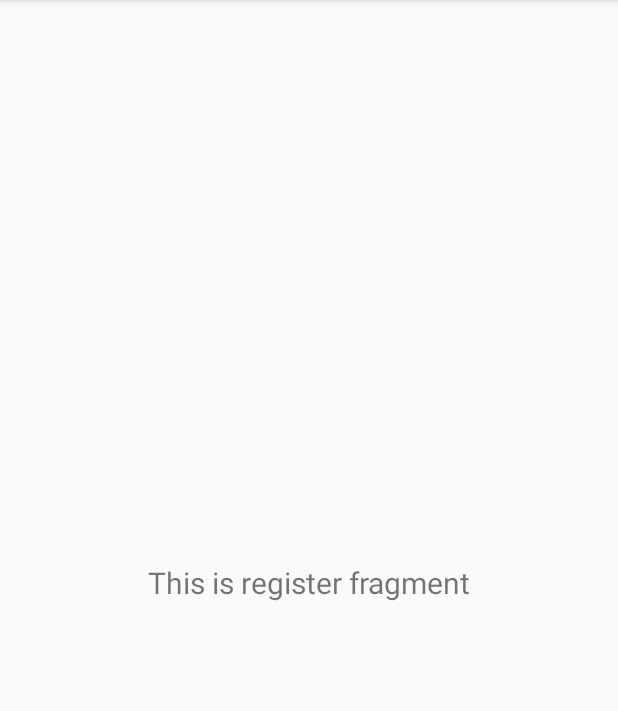
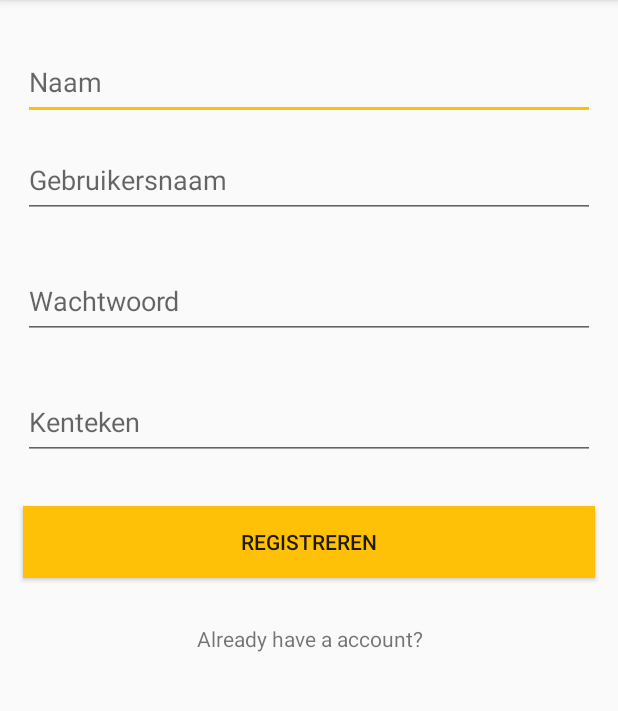
Before and after one commit to Deedss/CarSwipe, an Android app: the fragment RegisterFragment shown on its own in the app's theme, on a phone screen of 412 x 824 dp, the part 84-795 px from its top. Run offline under Robolectric (Android 15) with nearby library versions, the phone set to English and light mode, and no system bars.

Commit message:
Base Layout Register/Login

```diff
--- a/vroomrr-app/app/src/main/java/com/example/vroomrr/ui/register/RegisterFragment.java
+++ b/vroomrr-app/app/src/main/java/com/example/vroomrr/ui/register/RegisterFragment.java
@@ -22,14 +22,6 @@ public class RegisterFragment extends Fragment {
     public View onCreateView(@NonNull LayoutInflater inflater, ViewGroup container, Bundle savedInstanceState) {
         root = inflater.inflate(R.layout.fragment_register, container, false);
         registerViewModel = new ViewModelProvider(this).get(RegisterViewModel.class);
-        textView = root.findViewById(R.id.text_register);
-
-        registerViewModel.getText().observe(getViewLifecycleOwner(), new Observer<String>() {
-            @Override
-            public void onChanged(@Nullable String s) {
-                textView.setText(s);
-            }
-        });
 
         return root;
     }
--- a/vroomrr-app/app/src/main/java/com/example/vroomrr/ui/register/RegisterViewModel.java
+++ b/vroomrr-app/app/src/main/java/com/example/vroomrr/ui/register/RegisterViewModel.java
@@ -6,14 +6,7 @@ import androidx.lifecycle.ViewModel;
 
 public class RegisterViewModel extends ViewModel {
 
-    private MutableLiveData<String> mText;
-
     public RegisterViewModel() {
-        mText = new MutableLiveData<>();
-        mText.setValue("This is register fragment");
     }
 
-    public LiveData<String> getText() {
-        return mText;
-    }
 }
--- a/vroomrr-app/app/src/main/java/com/example/vroomrr/ui/swipe/SwipeFragment.java
+++ b/vroomrr-app/app/src/main/java/com/example/vroomrr/ui/swipe/SwipeFragment.java
@@ -22,14 +22,13 @@ public class SwipeFragment extends Fragment {
     private View root;
 
     public View onCreateView(@NonNull LayoutInflater inflater, ViewGroup container, Bundle savedInstanceState) {
-        root = inflater.inflate(R.layout.fragment_swipe, container, false);
+        root = inflater.inflate(R.layout.fragment_register, container, false);
         swipeViewModel = new ViewModelProvider(this).get(SwipeViewModel.class);
-        textView = root.findViewById(R.id.text_swipe);
 
         swipeViewModel.getText().observe(getViewLifecycleOwner(), new Observer<String>() {
             @Override
             public void onChanged(@Nullable String s) {
-                textView.setText(s);
+
             }
         });
 
--- a/vroomrr-app/app/src/main/res/layout/fragment_register.xml
+++ b/vroomrr-app/app/src/main/res/layout/fragment_register.xml
@@ -6,18 +6,72 @@
     android:layout_height="match_parent"
     tools:context=".ui.chat.ChatFragment">
 
-    <TextView
-        android:id="@+id/text_register"
+    <LinearLayout
         android:layout_width="match_parent"
         android:layout_height="wrap_content"
-        android:layout_marginStart="8dp"
-        android:layout_marginTop="8dp"
-        android:layout_marginEnd="8dp"
+        app:layout_constraintTop_toTopOf="parent"
+        android:gravity="center_vertical"
+        android:orientation="vertical">
+
+    <EditText
+        android:id="@+id/name_register"
+        android:layout_width="match_parent"
+        android:layout_height="50dp"
+        android:layout_marginStart="15dp"
+        android:layout_marginEnd="15dp"
+        android:layout_marginTop="30dp"
+        android:inputType="text"
+        android:autofillHints="@string/placeholder_name"
+        android:hint="@string/placeholder_name"
+        app:layout_constraintTop_toTopOf="parent"/>
+
+    <EditText
+        android:id="@+id/username_register"
+        android:layout_width="match_parent"
+        android:layout_height="50dp"
+        android:layout_margin="15dp"
+        android:inputType="textPassword"
+        android:autofillHints="@string/placeholder_username"
+        android:hint="@string/placeholder_username"
+        app:layout_constraintTop_toBottomOf="@id/name_register"/>
+
+    <EditText
+        android:id="@+id/password_register"
+        android:layout_width="match_parent"
+        android:layout_height="50dp"
+        android:layout_margin="15dp"
+        android:inputType="textPassword"
+        android:autofillHints="@string/placeholder_password"
+        android:hint="@string/placeholder_password"
+        app:layout_constraintTop_toBottomOf="@id/username_register"/>
+
+    <EditText
+        android:id="@+id/license_register"
+        android:layout_width="match_parent"
+        android:layout_height="50dp"
+        android:layout_margin="15dp"
+        android:inputType="textPassword"
+        android:autofillHints="@string/placeholder_license"
+        android:hint="@string/placeholder_license"
+        app:layout_constraintTop_toBottomOf="@id/password_register"/>
+
+    <Button
+        android:id="@+id/button_register"
+        android:layout_width="match_parent"
+        android:layout_height="wrap_content"
+        android:layout_margin="15dp"
+        android:background="@color/colorAccent"
+        android:text="@string/button_register"
+        app:layout_constraintTop_toBottomOf="@id/license_register" />
+
+    <TextView
+        android:id="@+id/register_text"
+        android:layout_width="match_parent"
+        android:layout_height="wrap_content"
+        android:text="Already have a account?"
+        android:layout_margin="15dp"
         android:textAlignment="center"
-        android:gravity="center_horizontal"
-        android:textSize="20sp"
-        app:layout_constraintBottom_toBottomOf="parent"
-        app:layout_constraintEnd_toEndOf="parent"
-        app:layout_constraintStart_toStartOf="parent"
-        app:layout_constraintTop_toTopOf="parent" />
+        android:gravity="center"
+        app:layout_constraintTop_toBottomOf="@id/button_register" />
+    </LinearLayout>
 </androidx.constraintlayout.widget.ConstraintLayout>
--- a/vroomrr-app/app/src/main/res/values/colors.xml
+++ b/vroomrr-app/app/src/main/res/values/colors.xml
@@ -2,7 +2,7 @@
 <resources>
     <color name="colorPrimary">#FF5722</color>
     <color name="colorPrimaryDark">#E64A19</color>
-    <color name="colorAccent">#FFEB3B</color>
+    <color name="colorAccent">#FFC107</color>
 
     <!-- Generic Colors -->
     <color name="colorBlack">#000000</color>
--- a/vroomrr-app/app/src/main/res/values/strings.xml
+++ b/vroomrr-app/app/src/main/res/values/strings.xml
@@ -14,6 +14,16 @@
     <string name="menu_info">Car Info</string>
     <string name="menu_settings">Settings</string>
 
+    <!-- Placeholder Text -->
+    <string name="placeholder_username">Gebruikersnaam</string>
+    <string name="placeholder_password">Wachtwoord</string>
+    <string name="placeholder_license">Kenteken</string>
+    <string name="placeholder_name">Naam</string>
+
+    <!-- Button Strings -->
+    <string name="button_register">Registreren</string>
+    <string name="button_login">Inloggen</string>
+
     <!-- Image Descriptions -->
 
     <!-- Title Strings -->
```
Also changed, not shown: vroomrr-app/app/src/main/java/com/example/vroomrr/ui/login/LoginFragment.java (+0 -8 lines), vroomrr-app/app/src/main/java/com/example/vroomrr/ui/login/LoginViewModel.java (+0 -7 lines), vroomrr-app/app/src/main/res/layout/fragment_login.xml (+43 -15 lines).
